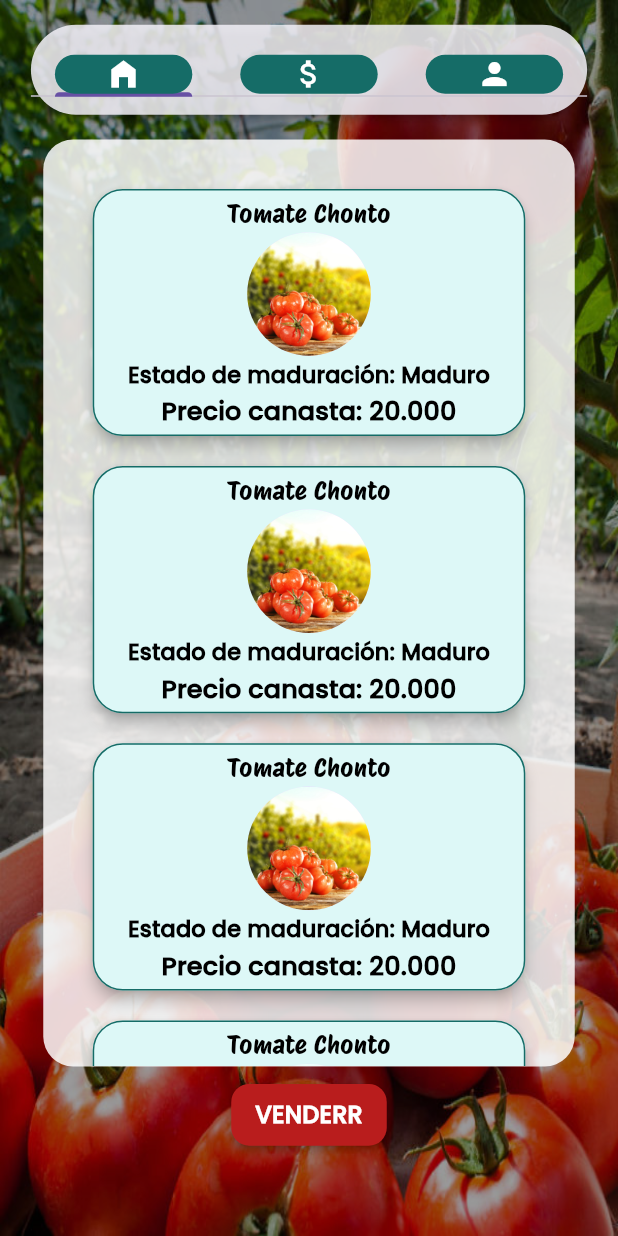
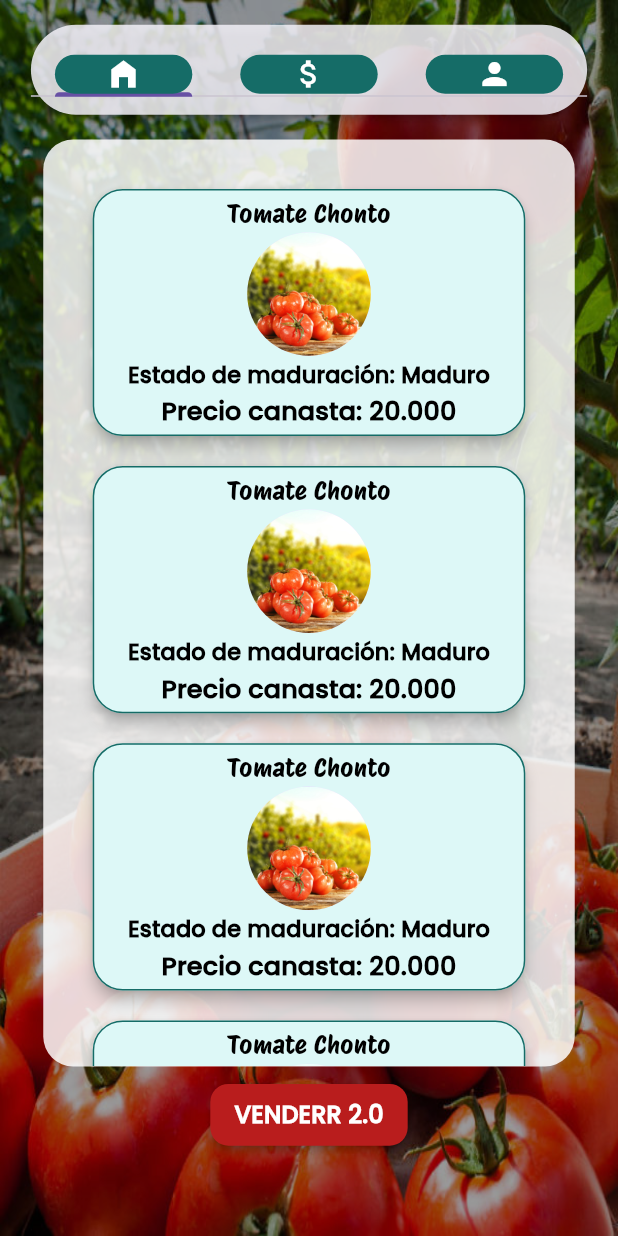
Before and after one commit to Pasusu0125/APP_TOMATICOS, a Flutter app: the screen it shows after launch, on a phone screen of 412 x 824 dp. Run offline on Flutter 3.47's test engine with Material 3 defaults, Android fonts, the phone set to English and light mode, and no system bars; drawn by our look-alikes of auto_size_text; our stand-ins replace flutter_spinkit, go_router; missing offline and left inert: mysql1.

Commit message:
Cambio de título del botón

```diff
--- a/lib/pages/public_product.dart
+++ b/lib/pages/public_product.dart
@@ -52,7 +52,7 @@ class _PublicProductState extends State<PublicProduct> {
                     ruta: () => context.push('/registerProduct'),
                     width: 0.1,
                     height: 0.05,
-                    texto: 'VENDERR',
+                    texto: 'VENDERR 2.0',
                     color: color3,
                     maxFontSize: 16,
                     minFontSize: 8,
```
